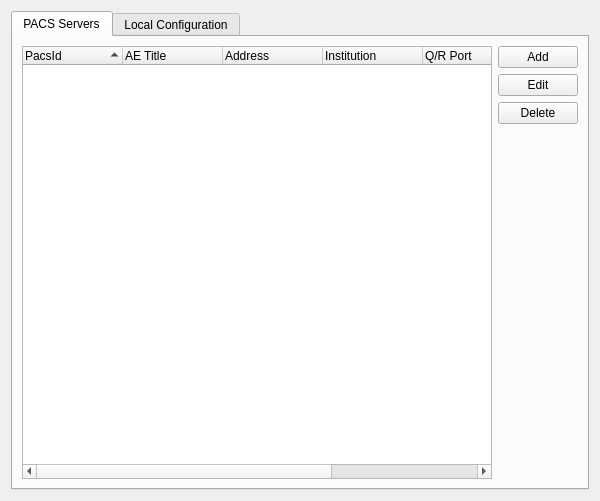
Before: the Qt Designer form starviewer/src/inputoutput/qpacsconfigurationscreenbase.ui in starviewer-medical/starviewer, drawn with Qt 5.
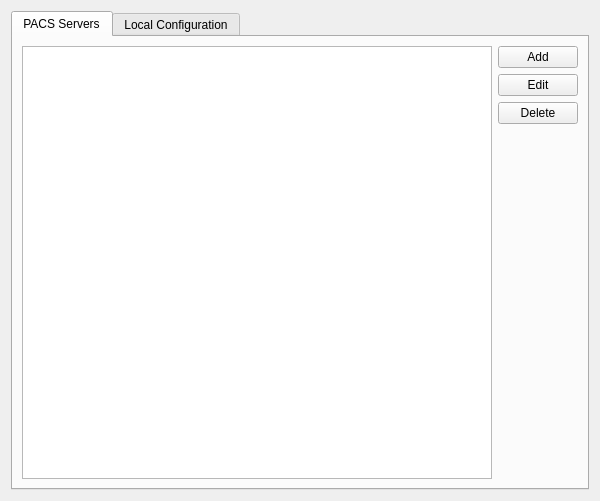
After: the same form once the commit is applied. Icons and pictures are not drawn.

Commit message: ENH: Implement the PACS list in the PACS configuration screen with a QTableView and a custom model. #2866

The edit to the form file:
```diff
--- a/starviewer/src/inputoutput/qpacsconfigurationscreenbase.ui
+++ b/starviewer/src/inputoutput/qpacsconfigurationscreenbase.ui
@@ -29,68 +29,28 @@
       </attribute>
       <layout class="QHBoxLayout" name="horizontalLayout_3">
        <item>
-        <widget class="QTreeWidget" name="m_PacsTreeView">
+        <widget class="QTableView" name="m_pacsTableView">
          <property name="alternatingRowColors">
           <bool>true</bool>
          </property>
          <property name="selectionBehavior">
           <enum>QAbstractItemView::SelectRows</enum>
          </property>
-         <property name="indentation">
-          <number>20</number>
-         </property>
-         <property name="rootIsDecorated">
-          <bool>false</bool>
-         </property>
-         <property name="uniformRowHeights">
-          <bool>false</bool>
-         </property>
-         <property name="itemsExpandable">
+         <property name="showGrid">
           <bool>false</bool>
          </property>
          <property name="sortingEnabled">
           <bool>true</bool>
          </property>
-         <column>
-          <property name="text">
-           <string>PacsId</string>
-          </property>
-         </column>
-         <column>
-          <property name="text">
-           <string>AE Title</string>
-          </property>
-         </column>
-         <column>
-          <property name="text">
-           <string>Address</string>
-          </property>
-         </column>
-         <column>
-          <property name="text">
-           <string>Institution</string>
-          </property>
-         </column>
-         <column>
-          <property name="text">
-           <string>Q/R Port</string>
-          </property>
-         </column>
-         <column>
-          <property name="text">
-           <string>Send Port</string>
-          </property>
-         </column>
-         <column>
-          <property name="text">
-           <string>Default Query PACS</string>
-          </property>
-         </column>
-         <column>
-          <property name="text">
-           <string/>
-          </property>
-         </column>
+         <attribute name="horizontalHeaderHighlightSections">
+          <bool>false</bool>
+         </attribute>
+         <attribute name="horizontalHeaderShowSortIndicator" stdset="0">
+          <bool>true</bool>
+         </attribute>
+         <attribute name="verticalHeaderVisible">
+          <bool>false</bool>
+         </attribute>
         </widget>
        </item>
        <item>
```
Left out of the diff: 3 changed lines with no effect on the pictures. The commit also changes 8 other files.
